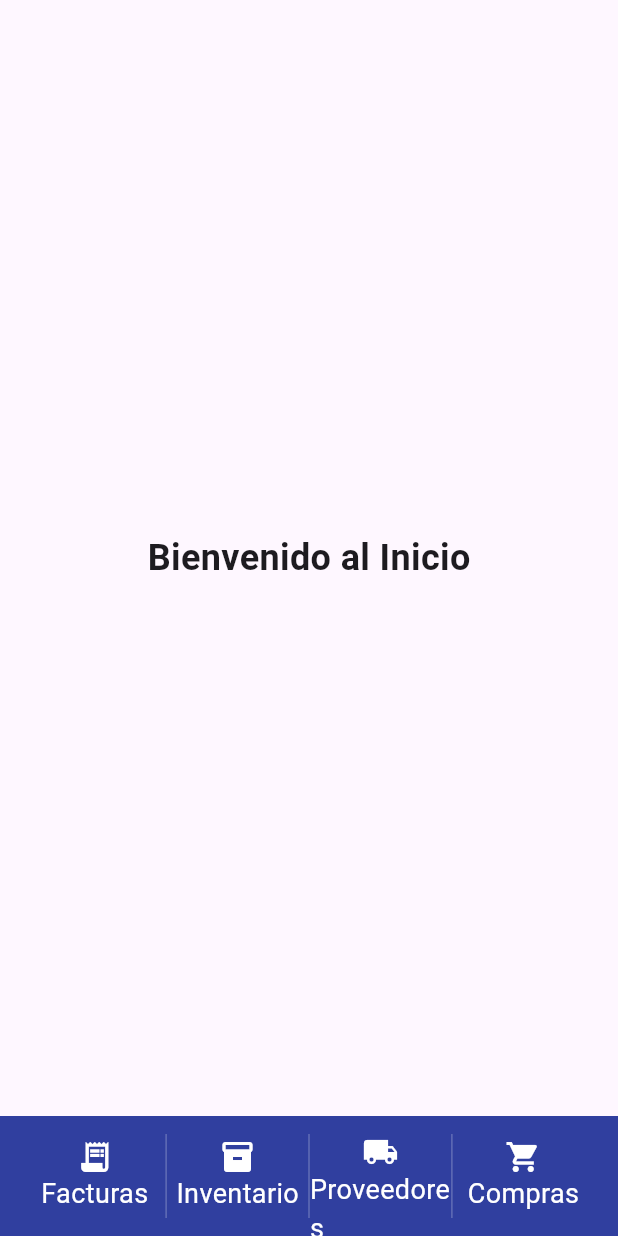
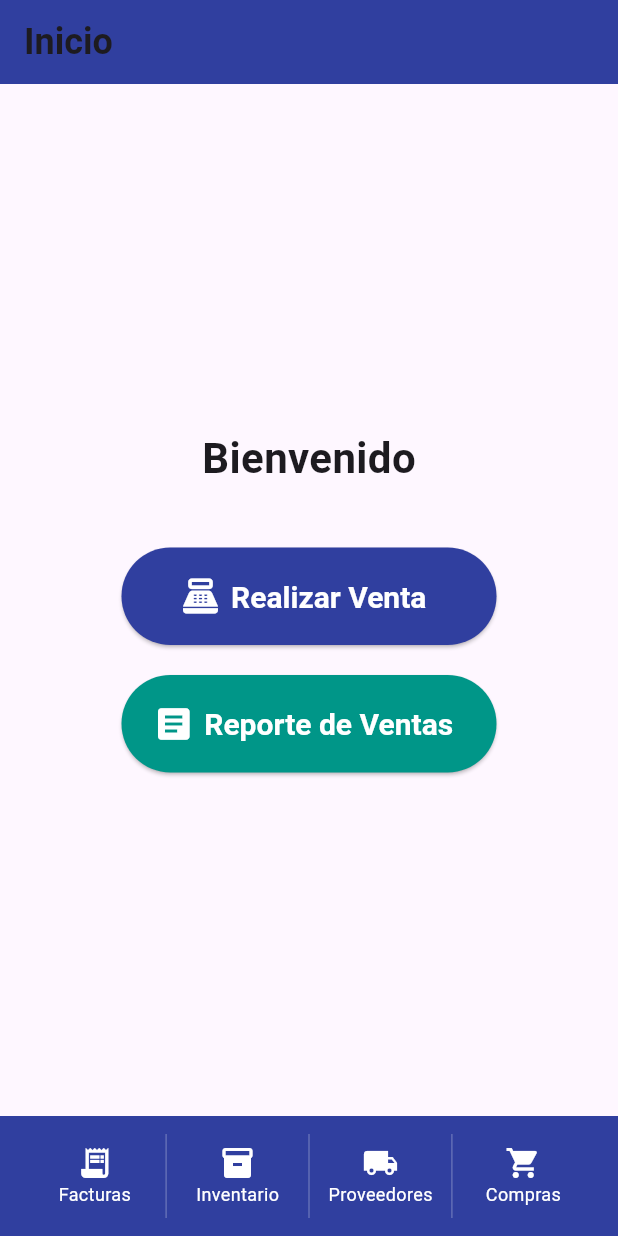
Before and after one commit to zydren/Punto-de-venta-m-vil, a Flutter app: the Inicio screen opened directly, on a phone screen of 412 x 824 dp. Run offline on Flutter 3.47's test engine with Material 3 defaults, Android fonts, the phone set to English and light mode, and no system bars; our stand-ins replace drift; accounts and stored records are empty; generated files the repository leaves out were written again.

Commit message:
Version de ventas con tickect

```diff
--- a/lib/barr.dart
+++ b/lib/barr.dart
@@ -1,9 +1,9 @@
 import 'package:flutter/material.dart';
 import 'inicio.dart';
 import 'productos/inventario.dart';
-import 'proveedores.dart';
-import 'compras_factura_page.dart';
-import 'compras_page.dart';
+import 'proveedores/proveedores.dart';
+import 'compras/compras_factura_page.dart';
+import 'compras/compras_page.dart';
 // Se oculta la clase 'Proveedores' de la base de datos para evitar conflicto.
 import 'database/database.dart' hide Proveedores;
 
@@ -32,7 +32,7 @@ Widget bottomNavBar(BuildContext context, {required String currentPage}) {
               mainAxisAlignment: MainAxisAlignment.center,
               children: [
                 Icon(Icons.receipt_long, color: Colors.white),
-                Text("Facturas", style: TextStyle(color: Colors.white)),
+                Text("Facturas", style: TextStyle(color: Colors.white, fontSize: 12)),
               ],
             ),
           ),
@@ -56,7 +56,7 @@ Widget bottomNavBar(BuildContext context, {required String currentPage}) {
               mainAxisAlignment: MainAxisAlignment.center,
               children: [
                 Icon(Icons.inventory, color: Colors.white),
-                Text("Inventario", style: TextStyle(color: Colors.white)),
+                Text("Inventario", style: TextStyle(color: Colors.white, fontSize: 12)),
               ],
             ),
           ),
@@ -80,7 +80,7 @@ Widget bottomNavBar(BuildContext context, {required String currentPage}) {
               mainAxisAlignment: MainAxisAlignment.center,
               children: [
                 Icon(Icons.local_shipping, color: Colors.white),
-                Text("Proveedores", style: TextStyle(color: Colors.white)),
+                Text("Proveedores", style: TextStyle(color: Colors.white, fontSize: 12)),
               ],
             ),
           ),
@@ -105,7 +105,7 @@ Widget bottomNavBar(BuildContext context, {required String currentPage}) {
               mainAxisAlignment: MainAxisAlignment.center,
               children: [
                 Icon(Icons.shopping_cart, color: Colors.white),
-                Text("Compras", style: TextStyle(color: Colors.white)),
+                Text("Compras", style: TextStyle(color: Colors.white, fontSize: 12)),
               ],
             ),
           ),
--- a/lib/compras_factura_page.dart
+++ b/lib/compras/compras_factura_page.dart
@@ -1,7 +1,8 @@
+
 // Importaciones necesarias para la UI de Flutter, Drift para la base de datos, y la propia base de datos.
 import 'package:flutter/material.dart';
 import 'package:drift/drift.dart' as drift;
-import 'database/database.dart';
+import '../database/database.dart';
 
 // Define un StatefulWidget para la página de la factura de compras, que necesita manejar estado.
 class ComprasFacturaPage extends StatefulWidget {
--- a/lib/compras_page.dart
+++ b/lib/compras/compras_page.dart
@@ -1,6 +1,6 @@
 // Importaciones de paquetes necesarios.
 import 'package:flutter/material.dart';
-import 'database/database.dart';
+import '../database/database.dart';
 import 'compras_factura_page.dart';
 import 'compras_reporte_page.dart';
 
--- a/lib/compras_reporte_page.dart
+++ b/lib/compras/compras_reporte_page.dart
@@ -1,7 +1,7 @@
 import 'package:flutter/material.dart';
 import 'package:intl/intl.dart'; // Para formatear fechas
 import 'package:drift/drift.dart' as drift; // Import para OrderingTerm
-import 'database/database.dart';
+import '../database/database.dart';
 
 // Clase para agrupar el detalle de una compra con la información del producto.
 class CompraDetalleConProducto {
--- a/lib/database/tables.dart
+++ b/lib/database/tables.dart
@@ -38,3 +38,21 @@ class ComprasDetalles extends Table {
   IntColumn get cantidad => integer()();
   RealColumn get precioCompra => real()();
 }
+
+// --------- Tabla Ventas (Encabezado del Ticket) ---------
+class Ventas extends Table {
+  IntColumn get id => integer().autoIncrement()();
+  DateTimeColumn get fecha => dateTime().withDefault(currentDateAndTime)();
+  RealColumn get total => real().withDefault(const Constant(0.0))();
+  // Nueva columna para marcar tickets cancelados.
+  BoolColumn get cancelado => boolean().withDefault(const Constant(false))();
+}
+
+// --------- Tabla VentasDetalles (Productos por venta) ---------
+class VentasDetalles extends Table {
+  IntColumn get id => integer().autoIncrement()();
+  IntColumn get ventaId => integer().references(Ventas, #id)();
+  IntColumn get productoId => integer().references(Productos, #id)();
+  IntColumn get cantidad => integer()();
+  RealColumn get precioVenta => real()();
+}
--- a/lib/inicio.dart
+++ b/lib/inicio.dart
@@ -1,5 +1,7 @@
 import 'package:flutter/material.dart';
-import 'barr.dart'; // Funcion de barra inferior
+import 'barr.dart'; // Funcion de barra inferior e instancia de DB
+import 'ventas/ventas_page.dart'; // Importa la nueva página de ventas
+import 'ventas/ventas_reporte_page.dart'; // Importa la página de reporte de ventas
 
 class Inicio extends StatelessWidget {
 
@@ -8,14 +10,63 @@ class Inicio extends StatelessWidget {
   @override
   Widget build(BuildContext context) {
     return Scaffold(
+      appBar: AppBar(
+        title: const Text('Inicio'),
+        backgroundColor: Colors.indigo.shade700,
+        automaticallyImplyLeading: false, // Oculta la flecha de retroceso
+      ),
       body: Center(
-        child: Text(
-          "Bienvenido al Inicio",
-          style: TextStyle(fontSize: 24, fontWeight: FontWeight.bold),
+        child: Column(
+          mainAxisAlignment: MainAxisAlignment.center,
+          children: [
+            const Text(
+              "Bienvenido",
+              style: TextStyle(fontSize: 28, fontWeight: FontWeight.bold),
+            ),
+            const SizedBox(height: 40),
+            ElevatedButton.icon(
+              onPressed: () {
+                Navigator.push(
+                  context,
+                  // Se pasa la instancia de la base de datos (db) a la página de ventas.
+                  MaterialPageRoute(builder: (context) => VentasPage(db: db)),
+                );
+              },
+              style: ElevatedButton.styleFrom(
+                backgroundColor: Colors.indigo.shade700,
+                minimumSize: const Size(250, 65),
+                textStyle: const TextStyle(
+                  fontSize: 20,
+                  fontWeight: FontWeight.bold,
+                ),
+              ),
+              icon: const Icon(Icons.point_of_sale, size: 28, color: Colors.white,),
+              label: const Text("Realizar Venta", style: TextStyle(color: Colors.white)),
+            ),
+            const SizedBox(height: 20), // Espacio entre botones
+            ElevatedButton.icon(
+              onPressed: () {
+                Navigator.push(
+                  context,
+                  MaterialPageRoute(builder: (context) => VentasReportePage(db: db)),
+                );
+              },
+              style: ElevatedButton.styleFrom(
+                backgroundColor: Colors.teal,
+                minimumSize: const Size(250, 65),
+                 textStyle: const TextStyle(
+                  fontSize: 20,
+                  fontWeight: FontWeight.bold,
+                ),
+              ),
+              icon: const Icon(Icons.article, size: 28, color: Colors.white,),
+              label: const Text("Reporte de Ventas", style: TextStyle(color: Colors.white),),
+            ),
+          ],
         ),
       ),
       bottomNavigationBar: bottomNavBar(context,
-          currentPage: "Inicio"
+          currentPage: "Facturas" // La página de inicio corresponde a la sección "Facturas"
       ), // llamamos a la barra desde barr
     );
   }
--- a/lib/proveedores.dart
+++ b/lib/proveedores/proveedores.dart
@@ -1,7 +1,7 @@
 import 'package:flutter/material.dart';
-import 'database/database.dart';
+import '../database/database.dart';
 import 'agregar_proveedor.dart';
-import 'barr.dart';
+import '../barr.dart';
 import 'editar_proveedor.dart';
 
 class Proveedores extends StatefulWidget {
```
Also changed, not shown: lib/database/database.dart (+19 -8 lines), lib/proveedores/agregar_proveedor.dart (renamed from lib/editar_proveedor.dart, +18 -49 lines), lib/proveedores/editar_proveedor.dart (renamed from lib/agregar_proveedor.dart, +49 -18 lines), lib/ventas/ventas_page.dart (added, +193 -0 lines), lib/ventas/ventas_reporte_page.dart (added, +191 -0 lines), lib/database/database.g.dart.
